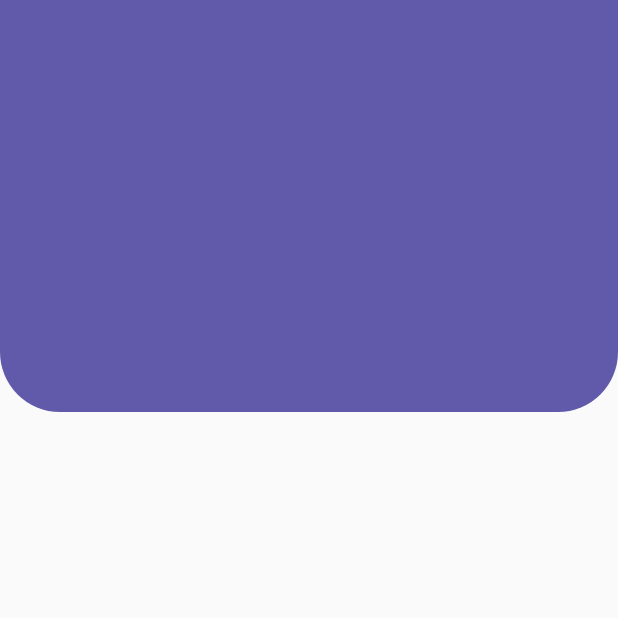
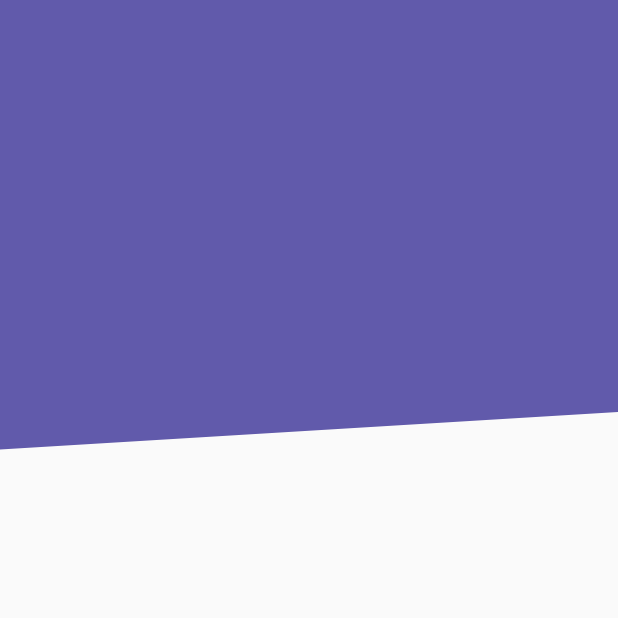
Before and after one commit to CrisMEDev/Flutter-Designs_and_animations, a Flutter app: the screen it shows after launch, on a phone screen of 412 x 824 dp, the top half of it. Run offline on Flutter 3.47's test engine with Material 2 defaults, Android fonts, the phone set to English and light mode, and no system bars.

Commit message:
Se implementó el headerDiagonal con el customPainter

```diff
--- a/lib/src/pages/headers_page.dart
+++ b/lib/src/pages/headers_page.dart
@@ -7,7 +7,8 @@ class HeadersPage extends StatelessWidget {
   Widget build(BuildContext context) {
     return Scaffold(
       // body: HeaderCuadrado(),
-      body: HeaderBordesRedondeados(),
+      // body: HeaderBordesRedondeados(),
+      body: HeaderDiagonalDerecha(),
     );
   }
 }
--- a/lib/src/widgets/headers.dart
+++ b/lib/src/widgets/headers.dart
@@ -8,7 +8,6 @@ class HeaderCuadrado extends StatelessWidget {
     print('width: ${resolucion.width}, height: ${resolucion.height}');
     return Container(
       height: resolucion.height / 3,
-
       color: Color( 0xFF615AAB ), // Se agrego 0xFF como sintaxis para que acepte el color DART, es color CSS en si
 
     );
@@ -31,3 +30,54 @@ class HeaderBordesRedondeados extends StatelessWidget {
     );
   }
 }
+
+class HeaderDiagonalDerecha extends StatelessWidget {
+  @override
+  Widget build(BuildContext context) {
+
+    return Container(
+      height: double.infinity,
+      width: double.infinity,
+
+      child: CustomPaint(
+        painter: _HeaderDiagonalPainter(),
+      ),
+    );
+  }
+
+
+}
+
+class _HeaderDiagonalPainter extends CustomPainter {
+
+  @override
+  void paint(Canvas canvas, Size size) {
+
+    final paint = new Paint();    // "Es el lápiz para pintar nuestro cuadro(canvas)"
+
+    // Propiedades
+    paint.color = Color( 0xFF615AAB );
+    paint.style = PaintingStyle.fill; // .stroke --> Hacer trazos
+    paint.strokeWidth = 2.0; // Ancho del lapiz
+
+    final path = new Path();
+
+    // Dibujar con el path y el paint; El path por defecto esta en (0, 0)
+    path.moveTo(0, size.height / 2.75); // Solo mueve el paint sin dibujar
+    path.lineTo(size.width, size.height / 3.0);
+    path.lineTo(size.width, 0);
+    path.lineTo(0, 0);
+    // path.lineTo(0, size.height / 2.75);
+
+
+
+    canvas.drawPath( path, paint );
+
+  }
+
+  @override
+  bool shouldRepaint(covariant CustomPainter oldDelegate) {
+    return true;
+  }
+
+}
```
